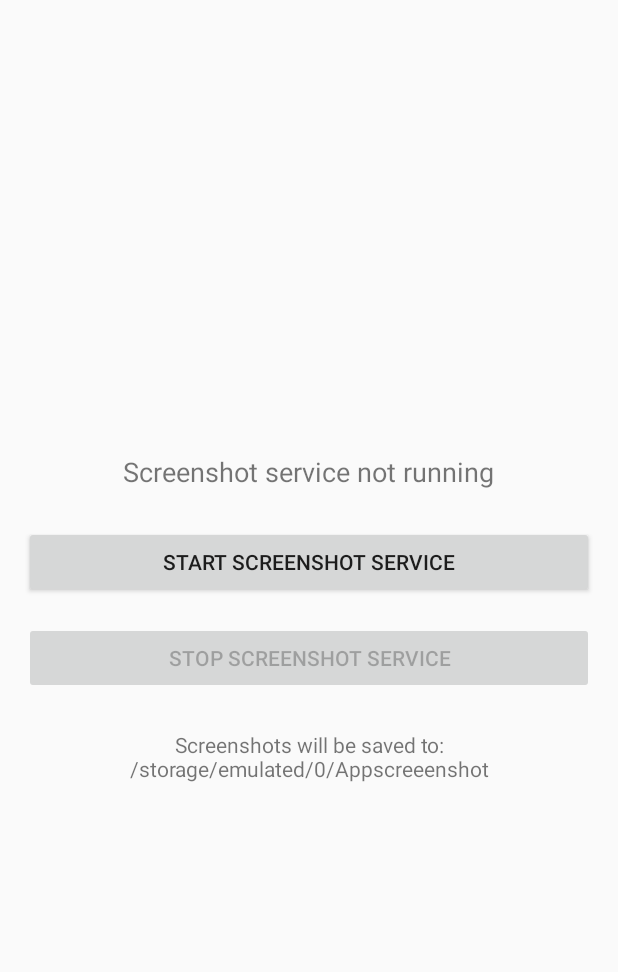
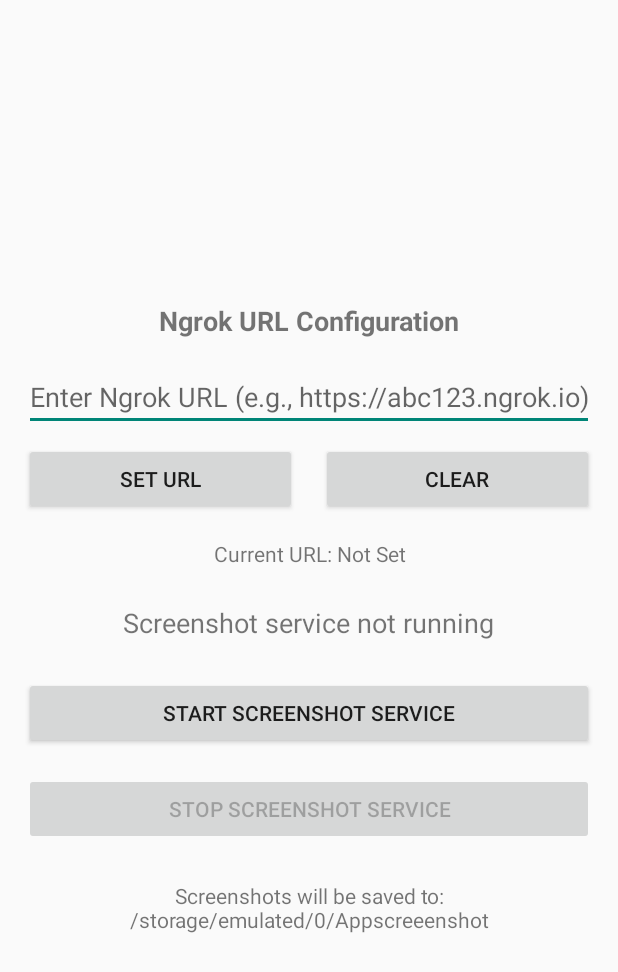
Before and after one commit to User662122/Autoscreenshot, an Android app: the layout activity_main.xml on its own in the app's theme, with its tools: preview values and no code run, on a phone screen of 412 x 824 dp. Shown: the top 972 px of the screen. Run offline under Robolectric (Android 15) with nearby library versions, the phone set to English and light mode, and no system bars.

Commit message:
Update activity_main.xml

```diff
--- a/ScreenshotApp/app/src/main/res/layout/activity_main.xml
+++ b/ScreenshotApp/app/src/main/res/layout/activity_main.xml
@@ -6,6 +6,58 @@
     android:padding="16dp"
     android:gravity="center">
 
+    <!-- Ngrok URL Configuration Section -->
+    <TextView
+        android:layout_width="match_parent"
+        android:layout_height="wrap_content"
+        android:text="Ngrok URL Configuration"
+        android:textSize="18sp"
+        android:textStyle="bold"
+        android:gravity="center"
+        android:layout_marginBottom="16dp" />
+
+    <EditText
+        android:id="@+id/urlEditText"
+        android:layout_width="match_parent"
+        android:layout_height="wrap_content"
+        android:hint="Enter Ngrok URL (e.g., https://abc123.ngrok.io)"
+        android:inputType="textUri"
+        android:layout_marginBottom="8dp" />
+
+    <LinearLayout
+        android:layout_width="match_parent"
+        android:layout_height="wrap_content"
+        android:orientation="horizontal"
+        android:layout_marginBottom="16dp">
+
+        <Button
+            android:id="@+id/setUrlButton"
+            android:layout_width="0dp"
+            android:layout_height="wrap_content"
+            android:layout_weight="1"
+            android:text="Set URL"
+            android:layout_marginEnd="8dp" />
+
+        <Button
+            android:id="@+id/clearUrlButton"
+            android:layout_width="0dp"
+            android:layout_height="wrap_content"
+            android:layout_weight="1"
+            android:text="Clear"
+            android:layout_marginStart="8dp" />
+
+    </LinearLayout>
+
+    <TextView
+        android:id="@+id/currentUrlText"
+        android:layout_width="match_parent"
+        android:layout_height="wrap_content"
+        android:text="Current URL: Not Set"
+        android:textSize="14sp"
+        android:gravity="center"
+        android:layout_marginBottom="24dp" />
+
+    <!-- Existing Screenshot Controls -->
     <TextView
         android:id="@+id/statusText"
         android:layout_width="wrap_content"
```
